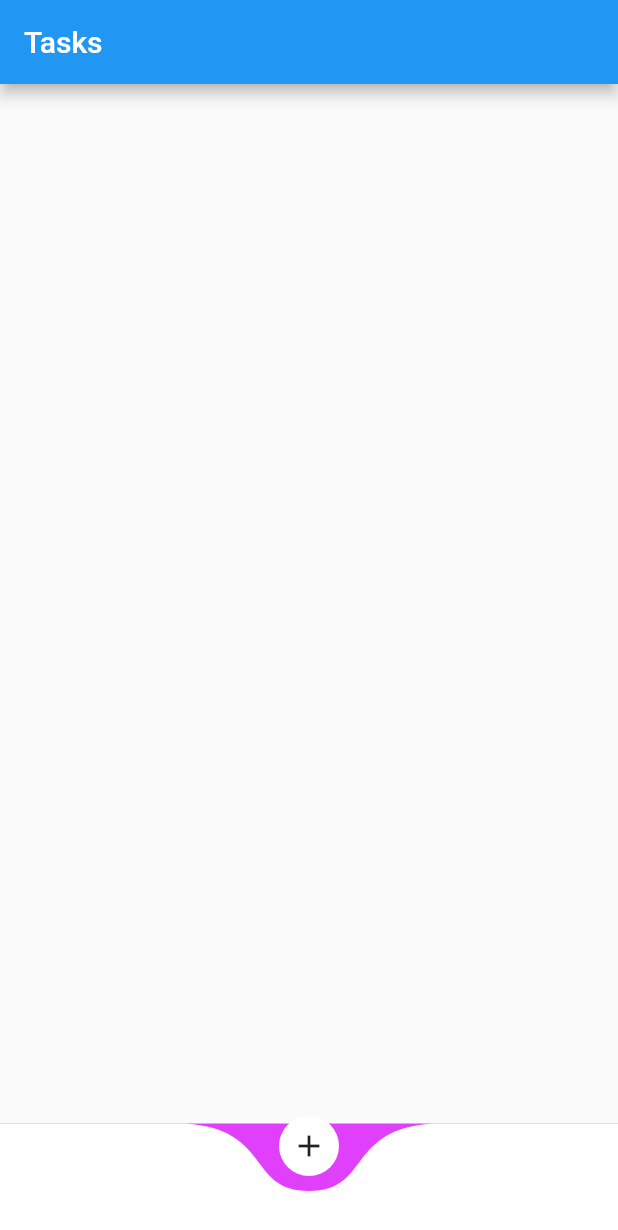
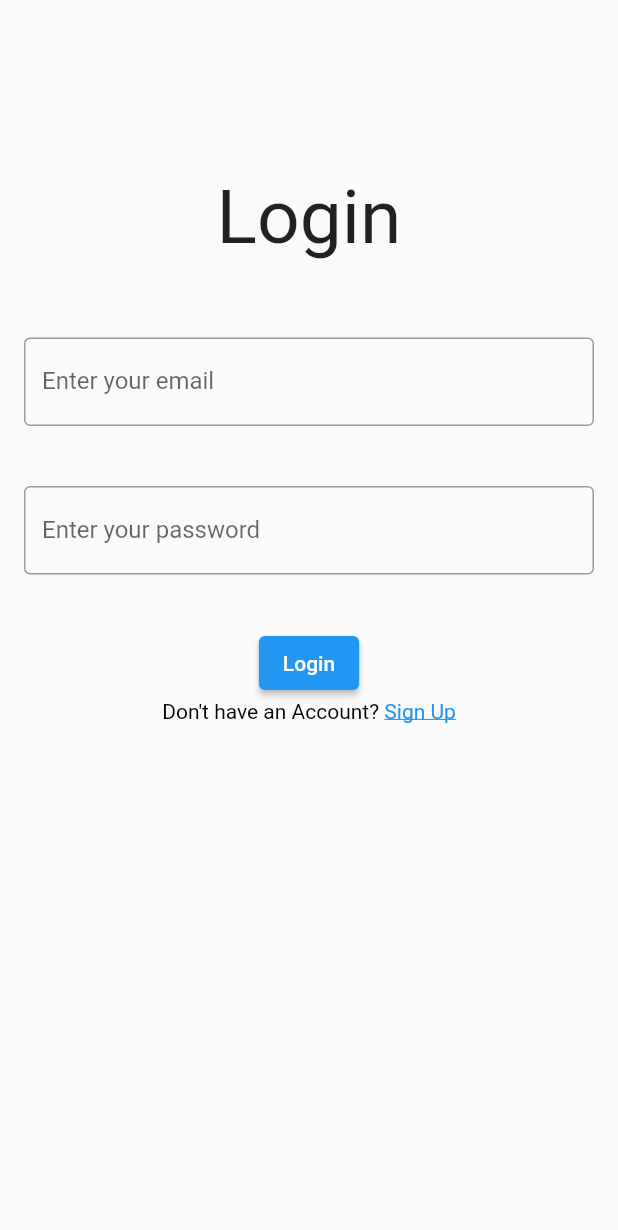
Before and after one commit to ZainR10/to-do-list-flutter-app, a Flutter app: the screen it shows after launch, on a phone screen of 412 x 824 dp. Shown: the top 1230 px of the screen. Run offline on Flutter 3.47's test engine with Material 2 defaults, Android fonts, the phone set to English and light mode, and no system bars; drawn by our look-alikes of curved_navigation_bar.

Commit message:
added login and signup screen

```diff
--- a/lib/login.dart
+++ b/lib/login.dart
@@ -0,0 +1,151 @@
+import 'package:flutter/material.dart';
+import 'add_task_list.dart';
+import 'todo_initial_screen.dart';
+import 'signup.dart';
+
+class Login extends StatefulWidget {
+  const Login({super.key});
+
+  @override
+  State<Login> createState() => _LoginState();
+}
+
+class _LoginState extends State<Login> {
+  // TextEditingController userNameController = TextEditingControlLogin
+  TextEditingController emailController = TextEditingController();
+  TextEditingController passwordController = TextEditingController();
+
+  final _formKey = GlobalKey<FormState>();
+  @override
+  Widget build(BuildContext context) {
+    return Scaffold(
+      // appBar: AppBar(
+      //   title: const Text(
+      //     "Sign Up",
+      //     style: TextStyle(fontFamily: 'VT323'),
+      //   ),
+      // ),
+      body: SingleChildScrollView(
+        child: Form(
+          key: _formKey,
+          child: Padding(
+            padding: const EdgeInsets.all(16.0),
+            child: Column(
+              children: [
+                SizedBox(
+                  height: 100,
+                ),
+                Text(
+                  'Login',
+                  style: TextStyle(fontSize: 50),
+                ),
+                SizedBox(
+                  height: 50,
+                ),
+                // TextFormField(
+                //   controller: userNameController,
+                //   validator: (String? value) {
+                //     if (value == null || value.isEmpty) {
+                //       return "Name field cannot be empty";
+                //     }
+                //     return null;
+                //   },
+                //   decoration: const InputDecoration(
+                //     // suffix: Icon(Icons.remove_red_eye),
+                //     border: OutlineInputBorder(),
+                //     labelText: 'Enter your name',
+                //   ),
+                // ),
+                // const SizedBox(
+                //   height: 20,
+                // ),
+                TextFormField(
+                  controller: emailController,
+                  validator: (String? value) {
+                    if (value == null || value.isEmpty) {
+                      return "Email field cannot be empty";
+                    }
+                    if (!value.contains('@') || !value.contains('.com')) {
+                      return "Invalid email address";
+                    }
+                    return null;
+                  },
+                  decoration: const InputDecoration(
+                    // suffix: Icon(Icons.remove_red_eye),
+                    border: OutlineInputBorder(),
+                    labelText: 'Enter your email',
+                  ),
+                ),
+                const SizedBox(
+                  height: 20,
+                ),
+                SizedBox(
+                  height: 20,
+                ),
+                TextFormField(
+                  controller: passwordController,
+                  validator: (String? value) {
+                    if (value == null || value.isEmpty) {
+                      return "Password field cannot be empty";
+                    }
+                    if (value.length <= 8) {
+                      return "Password length must be greater than 8";
+                    }
+                    return null;
+                  },
+                  decoration: const InputDecoration(
+                    // suffix: Icon(Icons.remove_red_eye),
+                    border: OutlineInputBorder(),
+                    labelText: 'Enter your password',
+                  ),
+                ),
+                SizedBox(
+                  height: 20,
+                ),
+                SizedBox(
+                  height: 15,
+                ),
+                ElevatedButton(
+                  style: Theme.of(context).elevatedButtonTheme.style,
+                  onPressed: () {
+                    if (_formKey.currentState!.validate()) {
+                      Navigator.push(
+                          context,
+                          MaterialPageRoute(
+                            builder: (context) => AppInitialScreen(tasks: []),
+                          ));
+                    }
+                  },
+                  child: const Text("Login"),
+                ),
+                GestureDetector(
+                  onTap: () {
+                    Navigator.push(
+                      context,
+                      MaterialPageRoute(builder: (context) => SignUp()),
+                    );
+                  },
+                  child: RichText(
+                    text: TextSpan(
+                      text: "Don't have an Account? ",
+                      style: TextStyle(color: Colors.black),
+                      children: <TextSpan>[
+                        TextSpan(
+                          text: "Sign Up",
+                          style: TextStyle(
+                            color: Colors.blue, // Customize the color
+                            decoration: TextDecoration.underline,
+                          ),
+                        ),
+                      ],
+                    ),
+                  ),
+                ),
+              ],
+            ),
+          ),
+        ),
+      ),
+    );
+  }
+}
--- a/lib/main.dart
+++ b/lib/main.dart
@@ -1,7 +1,10 @@
 import 'package:flutter/material.dart';
 import 'package:flutter_application_1/add_task_list.dart';
+import 'package:flutter_application_1/login.dart';
+import 'package:flutter_application_1/signup.dart';
 import 'todo_initial_screen.dart';
 import 'themedata.dart';
+import 'login.dart';
 
 void main() {
   runApp(const MyApp());
@@ -14,11 +17,8 @@ class MyApp extends StatelessWidget {
   @override
   Widget build(BuildContext context) {
     return MaterialApp(
-      theme: appthemedata,
-      debugShowCheckedModeBanner: false,
-      home: AppInitialScreen(
-        tasks: [],
-      ),
-    );
+        theme: appthemedata,
+        debugShowCheckedModeBanner: false,
+        home: const Login());
   }
 }
```
Also changed, not shown: lib/signup.dart (+21 -9 lines).
